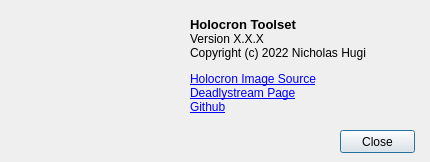
Qt form src/ui/dialogs/about.ui (vrifftech/HolocronToolset) before a commit.
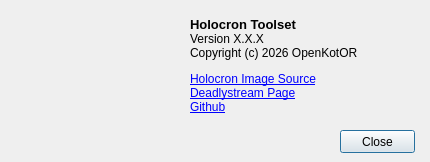
The same form after that commit. Icons and pictures are not drawn.

Commit message: adding 3d module open dialogue, updating copyright

```diff
--- a/src/ui/dialogs/about.ui
+++ b/src/ui/dialogs/about.ui
@@ -55,7 +55,7 @@
     </rect>
    </property>
    <property name="text">
-    <string>&lt;html&gt;&lt;head/&gt;&lt;body&gt;&lt;p&gt;&lt;span style=&quot; font-size:10pt; font-weight:600;&quot;&gt;Holocron Toolset&lt;/span&gt;&lt;br/&gt;Version X.X.X&lt;br/&gt;Copyright (c) 2022 Nicholas Hugi&lt;/p&gt;&lt;p&gt;&lt;a href=&quot;https://sketchfab.com/3d-models/sith-holocron-star-wars-cb3d49a6261a4913817e8e00d6ab6e43&quot;&gt;&lt;span style=&quot; text-decoration: underline; color:#0000ff;&quot;&gt;Holocron Image Source&lt;br/&gt;&lt;/span&gt;&lt;/a&gt;&lt;a href=&quot;https://deadlystream.com/profile/49753-cortisol/&quot;&gt;&lt;span style=&quot; text-decoration: underline; color:#0000ff;&quot;&gt;Deadlystream Page&lt;br/&gt;&lt;/span&gt;&lt;/a&gt;&lt;a href=&quot;https://github.com/OpenKotor/HolocronToolset&quot;&gt;&lt;span style=&quot; text-decoration: underline; color:#0000ff;&quot;&gt;Github&lt;/span&gt;&lt;/a&gt;&lt;/p&gt;&lt;/body&gt;&lt;/html&gt;</string>
+    <string>&lt;html&gt;&lt;head/&gt;&lt;body&gt;&lt;p&gt;&lt;span style=&quot; font-size:10pt; font-weight:600;&quot;&gt;Holocron Toolset&lt;/span&gt;&lt;br/&gt;Version X.X.X&lt;br/&gt;Copyright (c) 2026 OpenKotOR&lt;/p&gt;&lt;p&gt;&lt;a href=&quot;https://sketchfab.com/3d-models/sith-holocron-star-wars-cb3d49a6261a4913817e8e00d6ab6e43&quot;&gt;&lt;span style=&quot; text-decoration: underline; color:#0000ff;&quot;&gt;Holocron Image Source&lt;br/&gt;&lt;/span&gt;&lt;/a&gt;&lt;a href=&quot;https://deadlystream.com/profile/49753-cortisol/&quot;&gt;&lt;span style=&quot; text-decoration: underline; color:#0000ff;&quot;&gt;Deadlystream Page&lt;br/&gt;&lt;/span&gt;&lt;/a&gt;&lt;a href=&quot;https://github.com/OpenKotor/HolocronToolset&quot;&gt;&lt;span style=&quot; text-decoration: underline; color:#0000ff;&quot;&gt;Github&lt;/span&gt;&lt;/a&gt;&lt;/p&gt;&lt;/body&gt;&lt;/html&gt;</string>
    </property>
    <property name="openExternalLinks">
     <bool>true</bool>
```
The commit also changes 9 other files.
